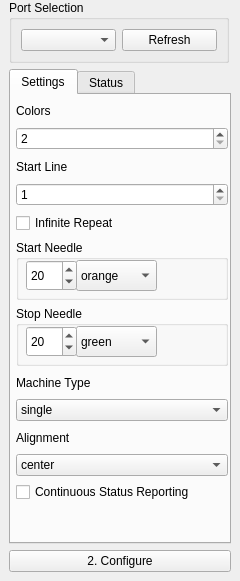
Old version of the form src/main/python/ayab/plugins/ayab_plugin/ayab_options.ui in the repository AllYarnsAreBeautiful/ayab-desktop.
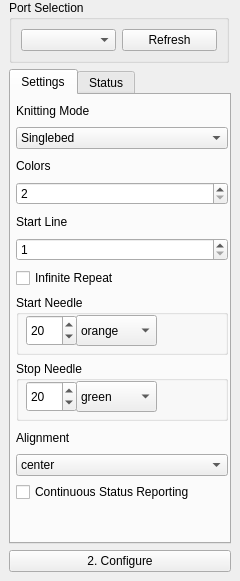
New version of the form.

Commit message: [#239] Added middle-colors-twice mode

What changed in the file:
```diff
--- a/src/main/python/ayab/plugins/ayab_plugin/ayab_options.ui
+++ b/src/main/python/ayab/plugins/ayab_plugin/ayab_options.ui
@@ -146,6 +146,43 @@
          <property name="bottomMargin">
           <number>6</number>
          </property>
+         <item>
+          <widget class="QLabel" name="label_4">
+           <property name="text">
+            <string>Knitting Mode</string>
+           </property>
+          </widget>
+         </item>
+         <item>
+          <widget class="QComboBox" name="machine_type_box">
+           <property name="sizePolicy">
+            <sizepolicy hsizetype="Preferred" vsizetype="Preferred">
+             <horstretch>0</horstretch>
+             <verstretch>0</verstretch>
+            </sizepolicy>
+           </property>
+           <item>
+            <property name="text">
+             <string notr="true">Singlebed</string>
+            </property>
+           </item>
+           <item>
+            <property name="text">
+             <string notr="true">Ribber: Classic</string>
+            </property>
+           </item>
+           <item>
+            <property name="text">
+             <string>Ribber: Middle-Colors-Twice</string>
+            </property>
+           </item>
+           <item>
+            <property name="text">
+             <string notr="true">Ribber: Circular</string>
+            </property>
+           </item>
+          </widget>
+         </item>
          <item>
           <widget class="QLabel" name="label_6">
            <property name="text">
@@ -321,38 +358,6 @@
            </widget>
           </widget>
          </item>
-         <item>
-          <widget class="QLabel" name="label_4">
-           <property name="text">
-            <string>Machine Type</string>
-           </property>
-          </widget>
-         </item>
-         <item>
-          <widget class="QComboBox" name="machine_type_box">
-           <property name="sizePolicy">
-            <sizepolicy hsizetype="Preferred" vsizetype="Preferred">
-             <horstretch>0</horstretch>
-             <verstretch>0</verstretch>
-            </sizepolicy>
-           </property>
-           <item>
-            <property name="text">
-             <string notr="true">single</string>
-            </property>
-           </item>
-           <item>
-            <property name="text">
-             <string notr="true">ribber</string>
-            </property>
-           </item>
-           <item>
-            <property name="text">
-             <string notr="true">circular</string>
-            </property>
-           </item>
-          </widget>
-         </item>
          <item>
           <widget class="QLabel" name="label_3">
            <property name="text">
```
The commit also changes 2 other files.
